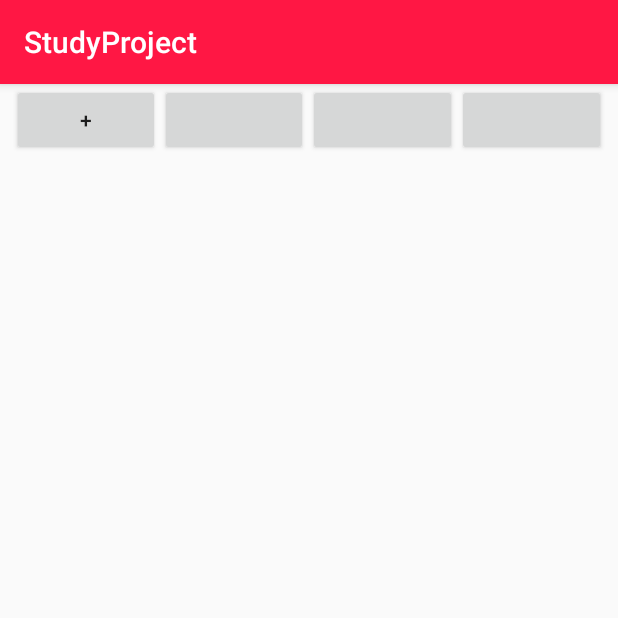
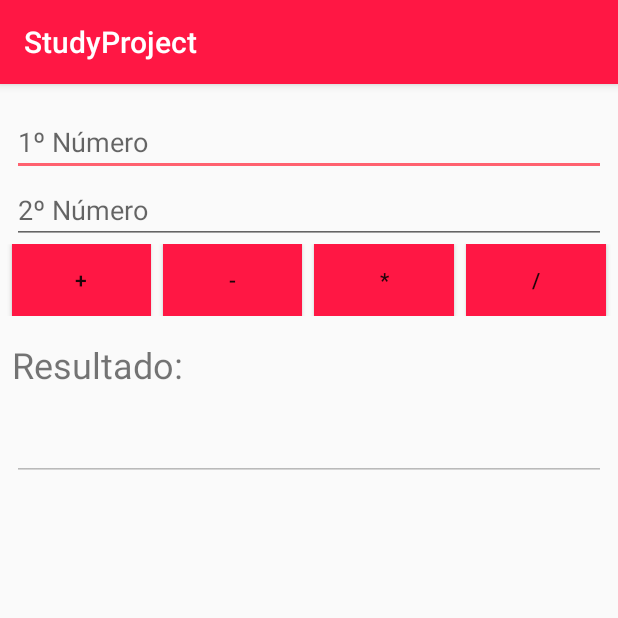
Before and after one commit to fernandafbc/StudyProject, an Android app: the CalculatorActivity screen opened directly, with no data from a screen before it, on a phone screen of 412 x 824 dp, the top half of it. Run offline under Robolectric (Android 15) with nearby library versions, the phone set to English and light mode, and no system bars.

Commit message:
Novo teste

```diff
--- a/app/src/main/res/layout/activity_calculator.xml
+++ b/app/src/main/res/layout/activity_calculator.xml
@@ -5,7 +5,31 @@
         xmlns:app="http://schemas.android.com/apk/res-auto"
         android:layout_width="match_parent"
         android:layout_height="match_parent"
+        android:orientation="vertical"
         tools:context=".CalculatorActivity">
+
+    <EditText
+            android:id="@+id/editFirstNumber"
+            android:layout_width="match_parent"
+            android:layout_height="wrap_content"
+            android:layout_marginTop="16dp"
+            android:layout_marginEnd="8dp"
+            android:layout_marginStart="8dp"
+            android:inputType="number"
+            android:hint="1º Número"
+
+            />
+
+    <EditText
+            android:id="@+id/editSecondNumber"
+            android:layout_width="match_parent"
+            android:layout_height="wrap_content"
+            android:layout_marginEnd="8dp"
+            android:layout_marginStart="8dp"
+            android:inputType="number"
+            android:hint="2º Número"
+
+            />
 
     <LinearLayout
             android:orientation="horizontal"
@@ -14,33 +38,69 @@
 
 
         <Button
+                android:id="@+id/btnAdd"
                 android:layout_weight="1"
                 android:text="+"
                 android:layout_width="wrap_content"
                 android:layout_height="wrap_content"
                 android:layout_marginStart="8dp"
+                android:background="@color/colorPrimary"
 
                 />
         <Button
+                android:id="@+id/btnSub"
                 android:layout_weight="1"
+                android:text="-"
                 android:layout_width="wrap_content"
                 android:layout_height="wrap_content"
+                android:layout_marginStart="8dp"
+                android:background="@color/colorPrimary"
 
                 />
         <Button
+                android:id="@+id/btnMul"
                 android:layout_weight="1"
+                android:text="*"
                 android:layout_width="wrap_content"
                 android:layout_height="wrap_content"
+                android:layout_marginStart="8dp"
+                android:background="@color/colorPrimary"
 
                 />
         <Button
+                android:id="@+id/btnDiv"
                 android:layout_weight="1"
+                android:text="/"
                 android:layout_width="wrap_content"
                 android:layout_height="wrap_content"
                 android:layout_marginEnd="8dp"
+                android:layout_marginStart="8dp"
+                android:background="@color/colorPrimary"
                 />
 
 
     </LinearLayout>
 
+    <TextView
+            android:layout_width="match_parent"
+            android:layout_height="wrap_content"
+            android:text="Resultado:"
+            android:textSize="24sp"
+            android:layout_marginStart="8dp"
+            android:layout_marginTop="16dp"
+
+            />
+
+    <EditText
+            android:id="@+id/editResult"
+            android:layout_width="match_parent"
+            android:layout_height="wrap_content"
+            android:layout_marginTop="16dp"
+            android:layout_marginEnd="8dp"
+            android:layout_marginStart="8dp"
+            android:enabled="false"
+
+
+            />
+
 </LinearLayout>
```
